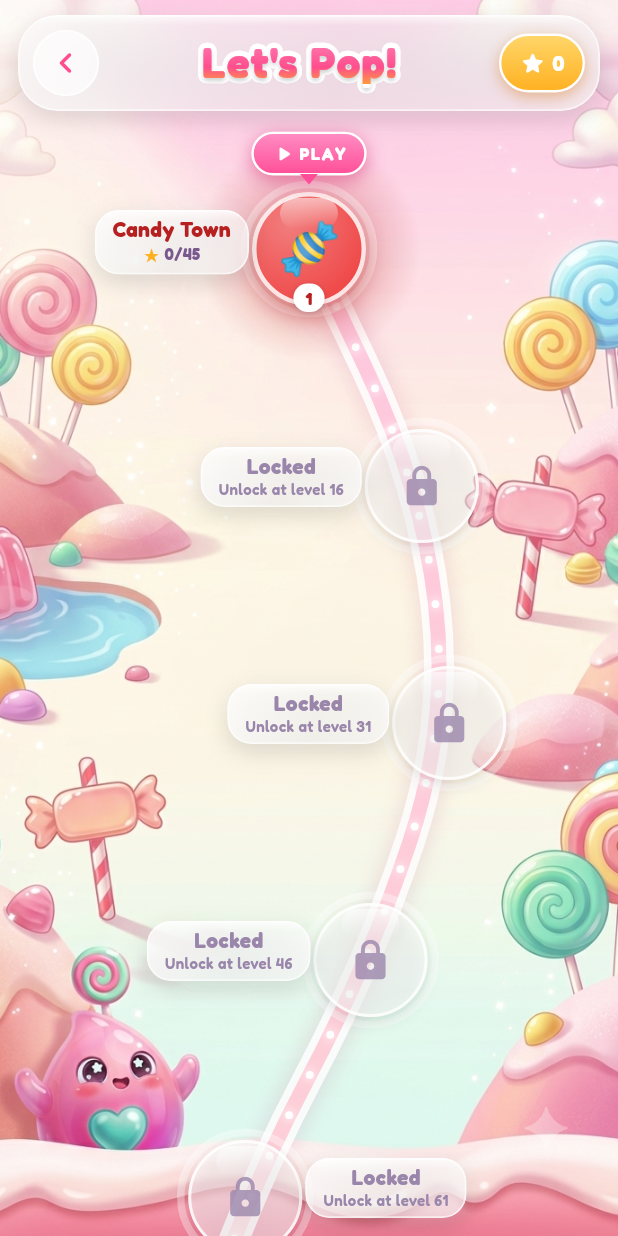
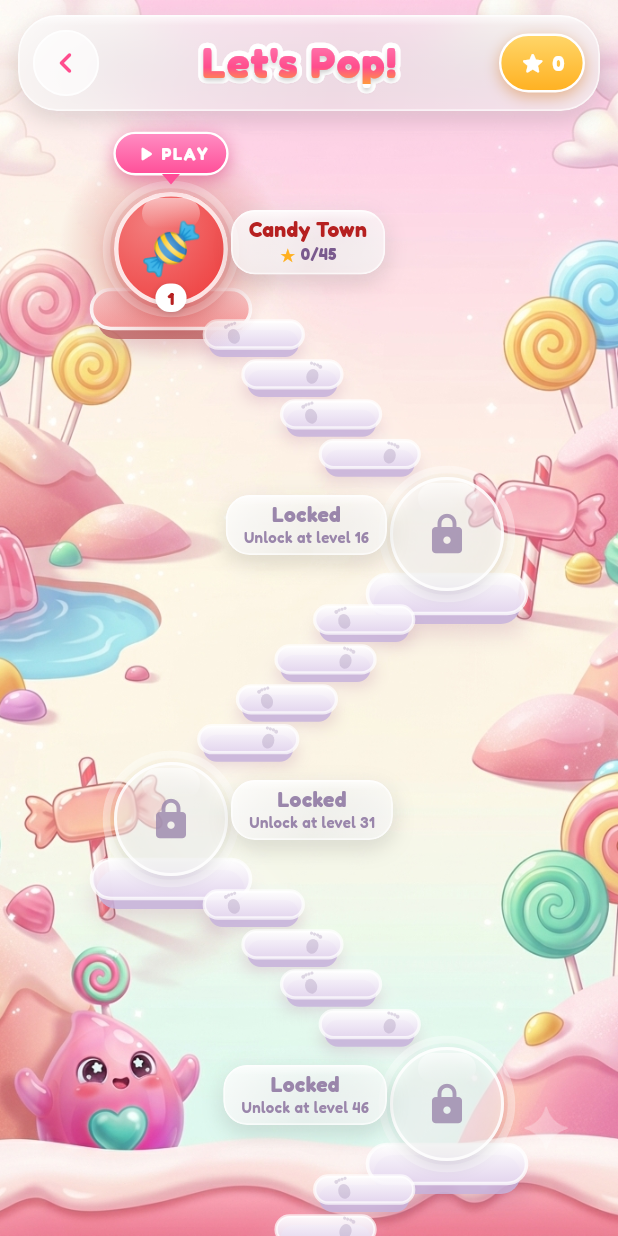
Before and after one commit to rishithamenush/arrowescape, a Flutter app: the screen it shows after launch, after a tap on "Play", on a phone screen of 412 x 824 dp. Run offline on Flutter 3.47's test engine with Material 3 defaults, Android fonts, the phone set to English and light mode, and no system bars; our stand-ins replace google_fonts, shared_preferences; missing offline and left inert: flame, flame_audio.

Commit message:
Update level select screen visuals from a continuous road to a zig-zagging candy staircase.
*   Replace `_TrailPainter` with `_StairPainter` to render 3D-effect candy steps and landings.
*   Update layout logic to alternate world landings strictly left and right.
*   Add visual details to steps including footprints, world-specific tinting, and a shimmer animation.
*   Implement frosted visual state for locked worlds and vibrant candy colors for unlocked ones.

```diff
--- a/lib/screens/level_select_screen.dart
+++ b/lib/screens/level_select_screen.dart
@@ -1,5 +1,6 @@
 import 'dart:math' as math;
 
+import 'package:flutter/foundation.dart' show listEquals;
 import 'package:flutter/material.dart';
 
 import '../core/theme.dart';
@@ -8,10 +9,11 @@ import '../state/game_state.dart';
 import '../widgets/liquid_glass.dart';
 import 'world_map_screen.dart';
 
-/// The "Worlds" overview, presented as a single winding candy **journey trail**:
-/// each world is a glossy island stop along a flowing path, zig-zagging down the
-/// screen. Tapping a stop opens that world's level map. This mirrors the in-game
-/// road map so the whole app reads as one continuous adventure.
+/// The "Worlds" overview, presented as a candy **staircase**: each world is a
+/// glossy island standing on its own landing, and between landings the player
+/// climbs a flight of chunky candy steps dotted with footprints. The flights
+/// switch back left/right so the whole climb zig-zags down the screen. Tapping
+/// a stop opens that world's level map.
 class LevelSelectScreen extends StatefulWidget {
   const LevelSelectScreen({super.key});
 
@@ -24,16 +26,16 @@ class _LevelSelectScreenState extends State<LevelSelectScreen>
   final ScrollController _scroll = ScrollController();
   late final List<GameSection> _sections = buildSections();
 
-  // Continuous loop for the flowing road dots + current-stop pulse.
+  // Continuous loop for the shimmer climbing the steps + current-stop pulse.
   late final AnimationController _loop = AnimationController(
     vsync: this,
     duration: const Duration(milliseconds: 2600),
   )..repeat();
 
-  // Trail geometry.
-  static const double _spacing = 158; // vertical gap between stops
+  // Staircase geometry.
+  static const double _spacing = 190; // vertical gap between landings
   static const double _topPad = 86;
-  static const double _botPad = 96;
+  static const double _botPad = 110;
   static const double _node = 92; // island diameter
 
   @override
@@ -82,20 +84,23 @@ class _LevelSelectScreenState extends State<LevelSelectScreen>
                     builder: (context, constraints) {
                       final width = constraints.maxWidth;
                       final n = _sections.length;
-                      final amp = (width / 2 - _node / 2 - 30).clamp(0.0, 96.0);
+                      final amp = (width / 2 - _node / 2 - 30).clamp(0.0, 92.0);
                       final centerX = width / 2;
+                      // Landings alternate strictly left/right, so every flight
+                      // of steps between them is an even diagonal — a switchback
+                      // staircase rather than a wobbly road.
                       final points = <Offset>[
                         for (var i = 0; i < n; i++)
                           Offset(
-                            centerX + amp * math.sin(i * 0.9),
+                            centerX + (i.isEven ? -amp : amp),
                             _topPad + i * _spacing,
                           ),
                       ];
                       final mapHeight = _topPad + (n - 1) * _spacing + _botPad;
 
-                      // Only the trail painter and the small pulse widgets listen
-                      // to the loop — the ~70 island stops and labels are built
-                      // once per state change, not once per animation frame.
+                      // Only the staircase painter and the small pulse widgets
+                      // listen to the loop — the ~70 island stops and labels are
+                      // built once per state change, not once per frame.
                       return SingleChildScrollView(
                         controller: _scroll,
                         physics: const BouncingScrollPhysics(),
@@ -106,7 +111,18 @@ class _LevelSelectScreenState extends State<LevelSelectScreen>
                             children: [
                               Positioned.fill(
                                 child: CustomPaint(
-                                  painter: _TrailPainter(points, _loop),
+                                  painter: _StairPainter(
+                                    points: points,
+                                    unlocked: [
+                                      for (final s in _sections)
+                                        state.isUnlocked(s.start),
+                                    ],
+                                    tints: [
+                                      for (final s in _sections)
+                                        s.gradient.last,
+                                    ],
+                                    animation: _loop,
+                                  ),
                                 ),
                               ),
                               ..._stops(state, points),
@@ -756,91 +772,234 @@ class _PinTailPainter extends CustomPainter {
   bool shouldRepaint(_PinTailPainter oldDelegate) => false;
 }
 
-/// The flowing candy road that threads through every world stop. Repaints via
-/// the [animation] listenable, so the surrounding widget tree stays static.
-class _TrailPainter extends CustomPainter {
-  _TrailPainter(this.points, this.animation) : super(repaint: animation);
+/// The candy staircase that climbs between world stops: a landing under every
+/// island and a flight of chunky 3-D steps in between, each stamped with a
+/// little footprint once that world has been reached. A soft shine travels down
+/// the flight so the climb feels alive. Repaints via the [animation] listenable,
+/// so the surrounding widget tree stays static.
+class _StairPainter extends CustomPainter {
+  _StairPainter({
+    required this.points,
+    required this.unlocked,
+    required this.tints,
+    required this.animation,
+  }) : super(repaint: animation);
+
+  /// Landing centre of each world stop.
   final List<Offset> points;
+
+  /// Whether each world has been reached — walked steps are candy-coloured,
+  /// the rest stay frosted.
+  final List<bool> unlocked;
+
+  /// World colour used to tint that stretch of the staircase.
+  final List<Color> tints;
   final Animation<double> animation;
+
+  /// Steps in one flight, and where along the flight they sit. The range stops
+  /// short of both landings so the treads meet the platforms cleanly.
+  static const List<double> _steps = [0.30, 0.44, 0.58, 0.72];
+  static const double _treadW = 66;
+  static const double _treadH = 18;
+  static const double _riser = 10;
+
+  // Locked steps are frosted candy: a white lip fading to lilac, over a
+  // deeper lilac riser so the stair edge still reads on a pale background.
+  static const Color _frostTop = Color(0xF2FFFFFF);
+  static const Color _frostBottom = Color(0xE6E6D9F0);
+  static const Color _frostRiser = Color(0xD9C7B3DC);
+  static const Color _dropShadow = Color(0x38A8628C);
 
   @override
   void paint(Canvas canvas, Size size) {
     if (points.length < 2) return;
     final t = animation.value;
+    final total = (points.length - 1) * _steps.length;
 
-    // Smooth path through the stops.
-    final path = Path()..moveTo(points.first.dx, points.first.dy);
-    for (var i = 0; i < points.length - 1; i++) {
-      final p0 = points[i];
-      final p1 = points[i + 1];
-      final mid = Offset((p0.dx + p1.dx) / 2, (p0.dy + p1.dy) / 2);
-      path.quadraticBezierTo(p0.dx, p0.dy, mid.dx, mid.dy);
+    // Faint guide ribbon so the flights read as one continuous climb.
+    final guide = Path()..moveTo(points.first.dx, points.first.dy);
+    for (var i = 1; i < points.length; i++) {
+      guide.lineTo(points[i].dx, points[i].dy);
     }
-    path.lineTo(points.last.dx, points.last.dy);
-
-    // Soft blurred under-shadow so the road floats over the artwork.
     canvas.drawPath(
-      path,
+      guide,
       Paint()
         ..style = PaintingStyle.stroke
-        ..strokeWidth = 26
+        ..strokeWidth = 30
         ..strokeCap = StrokeCap.round
         ..strokeJoin = StrokeJoin.round
-        ..maskFilter = const MaskFilter.blur(BlurStyle.normal, 6)
-        ..color = const Color(0x26C05A8A),
-    );
-    // Bright white casing.
-    canvas.drawPath(
-      path,
-      Paint()
-        ..style = PaintingStyle.stroke
-        ..strokeWidth = 20
-        ..strokeCap = StrokeCap.round
-        ..strokeJoin = StrokeJoin.round
-        ..color = Colors.white.withValues(alpha: 0.85),
-    );
-    // Inner candy ribbon: a soft rainbow gradient flowing down the trail.
-    canvas.drawPath(
-      path,
-      Paint()
-        ..style = PaintingStyle.stroke
-        ..strokeWidth = 10
-        ..strokeCap = StrokeCap.round
-        ..strokeJoin = StrokeJoin.round
-        ..shader = const LinearGradient(
-          begin: Alignment.topCenter,
-          end: Alignment.bottomCenter,
-          tileMode: TileMode.mirror,
-          colors: [
-            Color(0xB3FFB3D2),
-            Color(0xB3FFD9A8),
-            Color(0xB3B9F0DC),
-            Color(0xB3BFD9FF),
-            Color(0xB3FFB3D2),
-          ],
-        ).createShader(path.getBounds()),
+        ..maskFilter = const MaskFilter.blur(BlurStyle.normal, 10)
+        ..color = Colors.white.withValues(alpha: 0.30),
     );
 
-    // Flowing glow-dots travelling down the road.
-    final glow = Paint()
-      ..color = Colors.white.withValues(alpha: 0.5)
-      ..maskFilter = const MaskFilter.blur(BlurStyle.normal, 3);
-    final core = Paint()..color = Colors.white;
-    for (final metric in path.computeMetrics()) {
-      var d = (t * 30) % 30;
-      while (d < metric.length) {
-        final tan = metric.getTangentForOffset(d);
-        if (tan != null) {
-          canvas.drawCircle(tan.position, 4.4, glow);
-          canvas.drawCircle(tan.position, 2.6, core);
-        }
-        d += 30;
+    // Landings first, then the treads on top — painting strictly top-to-bottom
+    // lets each tread hide the riser of the step above it.
+    for (var i = 0; i < points.length; i++) {
+      _landing(canvas, points[i], tints[i], unlocked[i]);
+    }
+
+    var step = 0;
+    for (var i = 0; i < points.length - 1; i++) {
+      final walked = unlocked[i + 1];
+      for (final f in _steps) {
+        final c = Offset.lerp(points[i], points[i + 1], f)!;
+        final tint = Color.lerp(tints[i], tints[i + 1], f)!;
+        // A single highlight sweeping down the whole staircase.
+        final phase = (t - step / total) % 1.0;
+        final shine = walked && phase < 0.09 ? 1 - phase / 0.09 : 0.0;
+        _tread(canvas, c, tint, walked, shine, step.isEven);
+        step++;
       }
     }
   }
 
+  /// Wide platform the world island stands on — the landing at the top of each
+  /// flight. Tinted lighter than the steps so the island still leads the eye.
+  void _landing(Canvas canvas, Offset c, Color tint, bool walked) {
+    final pastel = Color.lerp(tint, Colors.white, 0.45)!;
+    final top = RRect.fromRectAndRadius(
+      Rect.fromCenter(center: c.translate(0, 40), width: 106, height: 26),
+      const Radius.circular(14),
+    );
+    final riser = RRect.fromRectAndRadius(
+      Rect.fromCenter(center: c.translate(0, 47), width: 98, height: 26),
+      const Radius.circular(14),
+    );
+    canvas.drawRRect(
+      top.shift(const Offset(0, 14)),
+      Paint()
+        ..color = _dropShadow
+        ..maskFilter = const MaskFilter.blur(BlurStyle.normal, 7),
+    );
+    canvas.drawRRect(
+      riser,
+      Paint()
+        ..color = walked
+            ? Color.lerp(pastel, Colors.black, 0.22)!.withValues(alpha: 0.85)
+            : _frostRiser,
+    );
+    canvas.drawRRect(
+      top,
+      Paint()..shader = _topShader(top.outerRect, pastel, walked),
+    );
+    canvas.drawRRect(
+      top,
+      Paint()
+        ..style = PaintingStyle.stroke
+        ..strokeWidth = 2.4
+        ..color = Colors.white.withValues(alpha: walked ? 0.95 : 0.75),
+    );
+  }
+
+  /// One candy step: soft cast shadow, darker riser, glossy top face, white
+  /// rim, travelling shine, and a footprint once it has been walked.
+  void _tread(
+    Canvas canvas,
+    Offset c,
+    Color tint,
+    bool walked,
+    double shine,
+    bool leftFoot,
+  ) {
+    final top = RRect.fromRectAndRadius(
+      Rect.fromCenter(center: c, width: _treadW, height: _treadH),
+      const Radius.circular(9),
+    );
+    final riser = RRect.fromRectAndRadius(
+      Rect.fromCenter(
+        center: c.translate(0, _riser * 0.6),
+        width: _treadW - 6,
+        height: _treadH,
+      ),
+      const Radius.circular(9),
+    );
+
+    canvas.drawRRect(
+      top.shift(const Offset(0, 9)),
+      Paint()
+        ..color = _dropShadow
+        ..maskFilter = const MaskFilter.blur(BlurStyle.normal, 5),
+    );
+    canvas.drawRRect(
+      riser,
+      Paint()
+        ..color = walked
+            ? Color.lerp(tint, Colors.black, 0.26)!.withValues(alpha: 0.9)
+            : _frostRiser,
+    );
+    canvas.drawRRect(
+      top,
+      Paint()..shader = _topShader(top.outerRect, tint, walked),
+    );
+    canvas.drawRRect(
+      top,
+      Paint()
+        ..style = PaintingStyle.stroke
+        ..strokeWidth = 2.2
+        ..color = Colors.white.withValues(alpha: walked ? 0.95 : 0.7),
+    );
+    if (shine > 0) {
+      canvas.drawRRect(
+        top,
+        Paint()..color = Colors.white.withValues(alpha: 0.45 * shine),
+      );
+    }
+    // Every step carries a footprint so the climb reads as a walk — bright and
+    // white on the candy steps already walked, a faint press on the rest.
+    _foot(
+      canvas,
+      c.translate(leftFoot ? -14 : 14, -1),
+      leftFoot,
+      walked
+          ? Colors.white.withValues(alpha: 0.72)
+          : AppColors.muted.withValues(alpha: 0.3),
+    );
+  }
+
+  /// Glossy top face: a lighter lip fading into the world colour (or frosted
+  /// lilac while the world is still locked).
+  Shader _topShader(Rect rect, Color tint, bool walked) {
+    final colors = walked
+        ? [
+            Color.lerp(tint, Colors.white, 0.65)!,
+            Color.lerp(tint, Colors.white, 0.18)!,
+          ]
+        : [_frostTop, _frostBottom];
+    return LinearGradient(
+      begin: Alignment.topCenter,
+      end: Alignment.bottomCenter,
+      colors: colors,
+    ).createShader(rect);
+  }
+
+  /// A small footprint pressed into a step.
+  void _foot(Canvas canvas, Offset c, bool left, Color color) {
+    canvas.save();
+    canvas.translate(c.dx, c.dy);
+    canvas.rotate(left ? -0.3 : 0.3);
+    final paint = Paint()..color = color;
+    // Sole, then a little arc of toes above it.
+    canvas.drawOval(
+      Rect.fromCenter(center: const Offset(0, 2.4), width: 8, height: 10),
+      paint,
+    );
+    // Mirror the toe row so the big toe sits on the inner edge of each foot.
+    final dir = left ? 1.0 : -1.0;
+    for (var i = 0; i < 4; i++) {
+      canvas.drawCircle(
+        Offset(dir * (-3.2 + i * 2.1), -5.2 - (i == 0 ? 0 : 0.6)),
+        i == 0 ? 1.3 : 1.05,
+        paint,
+      );
+    }
+    canvas.restore();
+  }
+
   @override
-  bool shouldRepaint(_TrailPainter old) => old.points != points;
+  bool shouldRepaint(_StairPainter old) =>
+      !listEquals(old.points, points) ||
+      !listEquals(old.unlocked, unlocked) ||
+      !listEquals(old.tints, tints);
 }
 
 /// Circular progress ring drawn around an island stop.
```
